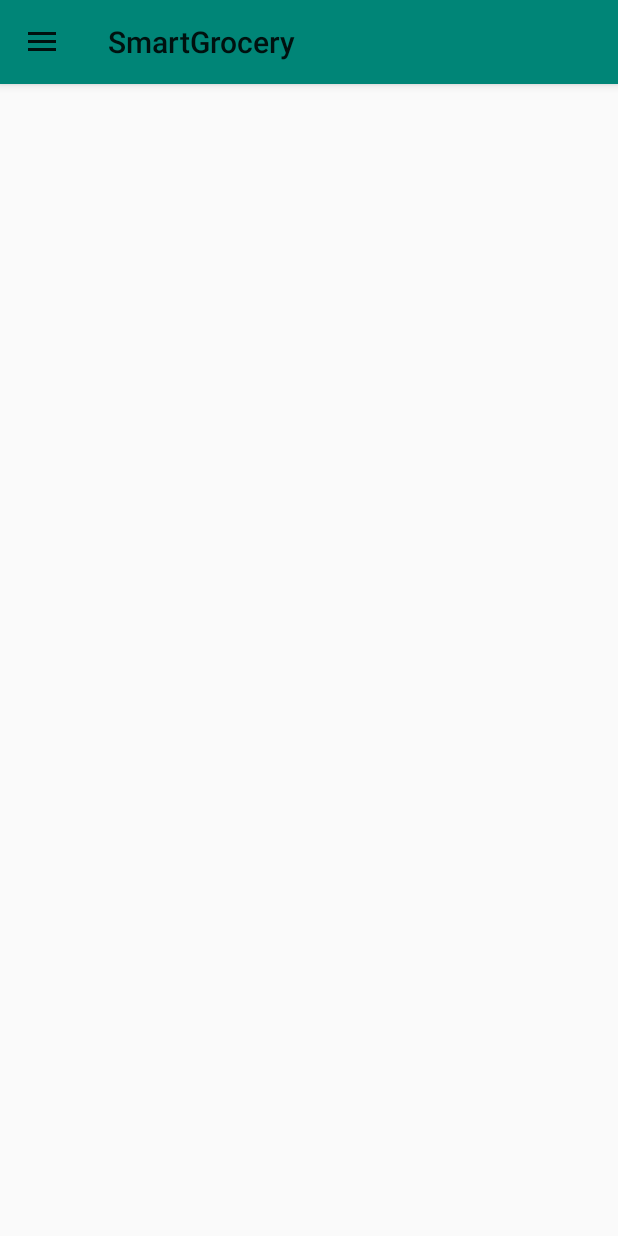
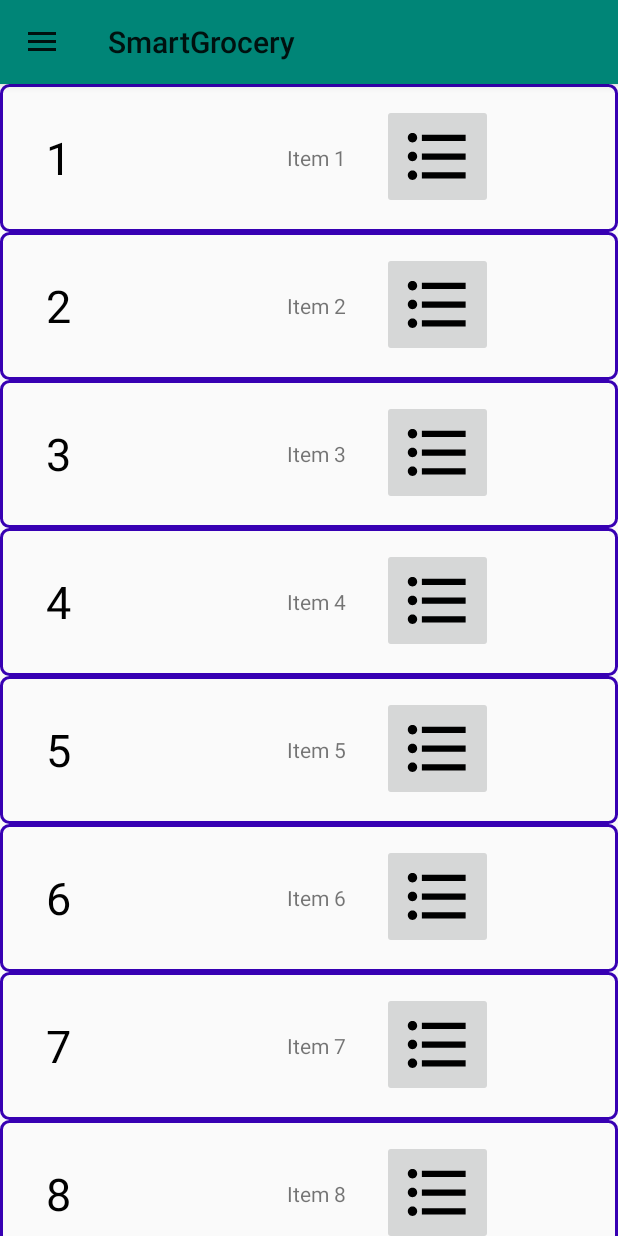
Before and after one commit to timonBusch/smartgrocery, an Android app: the MainActivity screen opened directly, with no data from a screen before it, in the side drawer, after a tap on "Lists", on a phone screen of 412 x 824 dp. Run offline under Robolectric (Android 15) with nearby library versions, the phone set to English and light mode, and no system bars.

Commit message:
Implemented recycler view without click

```diff
--- a/app/build.gradle
+++ b/app/build.gradle
@@ -39,4 +39,5 @@ dependencies {
     implementation 'com.android.support:design:28.0.0'
     implementation "androidx.recyclerview:recyclerview:1.1.0"
     implementation "androidx.recyclerview:recyclerview-selection:1.1.0-beta01"
+    implementation 'androidx.legacy:legacy-support-v4:1.0.0'
 }
--- a/app/src/main/java/com/example/smartgrocery/ListsFragment.kt
+++ /dev/null
@@ -1,75 +0,0 @@
-package com.example.smartgrocery
-
-import android.os.Bundle
-import android.view.LayoutInflater
-import android.view.View
-import android.view.ViewGroup
-import androidx.fragment.app.Fragment
-import androidx.recyclerview.widget.LinearLayoutManager
-import androidx.recyclerview.widget.RecyclerView
-import com.example.smartgrocery.adapter.CustomAdapter
-
-class ListsFragment : Fragment() {
-
-    private lateinit var currentLayoutManagerType: LayoutManagerType
-    private lateinit var recyclerView: RecyclerView
-    private lateinit var layoutManager: RecyclerView.LayoutManager
-    private lateinit var dataset: Array<String>
-
-    enum class LayoutManagerType {  LINEAR_LAYOUT_MANAGER }
-
-    override fun onCreate(savedInstanceState: Bundle?) {
-        super.onCreate(savedInstanceState)
-
-        initDataset()
-
-    }
-
-    override fun onCreateView(
-        inflater: LayoutInflater,
-        container: ViewGroup?,
-        savedInstanceState: Bundle?
-    ): View? {
-        val rootView = inflater.inflate(R.layout.frament_lists, container, false)
-
-        recyclerView = rootView.findViewById(R.id.recyclerView)
-
-        layoutManager = LinearLayoutManager(activity)
-
-        currentLayoutManagerType = LayoutManagerType.LINEAR_LAYOUT_MANAGER
-
-        if (savedInstanceState != null) {
-            // Restore saved layout manager type.
-            currentLayoutManagerType = savedInstanceState
-                .getSerializable(KEY_LAYOUT_MANAGER) as LayoutManagerType
-        }
-
-        // Set CustomAdapter as the adapter for RecyclerView.
-        recyclerView.adapter = CustomAdapter(dataset)
-
-        ListsFragment.LayoutManagerType.LINEAR_LAYOUT_MANAGER
-        layoutManager = LinearLayoutManager(activity)
-        currentLayoutManagerType = LayoutManagerType.LINEAR_LAYOUT_MANAGER
-
-
-        return rootView
-    }
-
-    override fun onSaveInstanceState(savedInstanceState: Bundle) {
-
-        // Save currently selected layout manager.
-        savedInstanceState.putSerializable(KEY_LAYOUT_MANAGER, currentLayoutManagerType)
-        super.onSaveInstanceState(savedInstanceState)
-    }
-
-    private fun initDataset() {
-        dataset = Array(DATASET_COUNT, {i -> "This is element # $i"})
-    }
-
-    companion object {
-        private val TAG = "RecyclerViewFragment"
-        private val KEY_LAYOUT_MANAGER = "layoutManager"
-        private val SPAN_COUNT = 2
-        private val DATASET_COUNT = 60
-    }
-}
--- a/app/src/main/java/com/example/smartgrocery/MainActivity.kt
+++ b/app/src/main/java/com/example/smartgrocery/MainActivity.kt
@@ -7,10 +7,13 @@ import androidx.appcompat.app.ActionBarDrawerToggle
 import androidx.appcompat.widget.Toolbar
 import androidx.core.view.GravityCompat
 import androidx.drawerlayout.widget.DrawerLayout
+import com.example.smartgrocery.grocery_list_recyclerview.ItemFragment
+import com.example.smartgrocery.dummy.DummyContent
 import com.google.android.material.navigation.NavigationView
 
 
-class MainActivity : AppCompatActivity(), NavigationView.OnNavigationItemSelectedListener {
+class MainActivity : AppCompatActivity(), NavigationView.OnNavigationItemSelectedListener,
+    ItemFragment.OnListFragmentInteractionListener {
 
     private lateinit var drawerLayout: DrawerLayout
 
@@ -64,7 +67,7 @@ class MainActivity : AppCompatActivity(), NavigationView.OnNavigationItemSelecte
             }
             R.id.nav_lists -> {
                 supportFragmentManager.beginTransaction()
-                    .replace(R.id.fragment_container, ListsFragment())
+                    .replace(R.id.fragment_container, ItemFragment())
                     .commit()
             }
             R.id.nav_contacts -> {
@@ -89,7 +92,9 @@ class MainActivity : AppCompatActivity(), NavigationView.OnNavigationItemSelecte
 
     }
 
-
+    override fun onListFragmentInteraction(item: DummyContent.DummyItem?) {
+        TODO("not implemented") //To change body of created functions use File | Settings | File Templates.
+    }
 
 
 }
--- a/app/src/main/java/com/example/smartgrocery/adapter/CustomAdapter.kt
+++ /dev/null
@@ -1,72 +0,0 @@
-/*
-* Copyright (C) 2014 The Android Open Source Project
-*
-* Licensed under the Apache License, Version 2.0 (the "License");
-* you may not use this file except in compliance with the License.
-* You may obtain a copy of the License at
-*
-*      http://www.apache.org/licenses/LICENSE-2.0
-*
-* Unless required by applicable law or agreed to in writing, software
-* distributed under the License is distributed on an "AS IS" BASIS,
-* WITHOUT WARRANTIES OR CONDITIONS OF ANY KIND, either express or implied.
-* See the License for the specific language governing permissions and
-* limitations under the License.
-*/
-
-package com.example.smartgrocery.adapter
-
-
-import android.view.LayoutInflater
-import android.view.View
-import android.view.ViewGroup
-import android.widget.TextView
-import androidx.recyclerview.widget.RecyclerView
-import com.example.smartgrocery.R
-
-/**
- * Provide views to RecyclerView with data from dataSet.
- *
- * Initialize the dataset of the Adapter.
- *
- * @param dataSet String[] containing the data to populate views to be used by RecyclerView.
- */
-class CustomAdapter(private val dataSet: Array<String>) :
-    RecyclerView.Adapter<CustomAdapter.ViewHolder>() {
-
-    /**
-     * Provide a reference to the type of views that you are using (custom ViewHolder)
-     */
-    class ViewHolder(v: View) : RecyclerView.ViewHolder(v) {
-        val textView: TextView
-
-        init {
-            // Define click listener for the ViewHolder's View.
-            textView = v.findViewById(R.id.list_name)
-        }
-    }
-
-    // Create new views (invoked by the layout manager)
-    override fun onCreateViewHolder(viewGroup: ViewGroup, viewType: Int): ViewHolder {
-        // Create a new view.
-        val v = LayoutInflater.from(viewGroup.context)
-            .inflate(R.layout.layout_list_item, viewGroup, false)
-
-        return ViewHolder(v)
-    }
-
-    // Replace the contents of a view (invoked by the layout manager)
-    override fun onBindViewHolder(viewHolder: ViewHolder, position: Int) {
-
-        // Get element from your dataset at this position and replace the contents of the view
-        // with that element
-        viewHolder.textView.text = dataSet[position]
-    }
-
-    // Return the size of your dataset (invoked by the layout manager)
-    override fun getItemCount() = dataSet.size
-
-    companion object {
-        private val TAG = "CustomAdapter"
-    }
-}
--- /dev/null
+++ b/app/src/main/java/com/example/smartgrocery/grocery_list_recyclerview/ItemFragment.kt
@@ -0,0 +1,100 @@
+package com.example.smartgrocery.grocery_list_recyclerview
+
+import android.content.Context
+import android.os.Bundle
+import androidx.fragment.app.Fragment
+import androidx.recyclerview.widget.GridLayoutManager
+import androidx.recyclerview.widget.LinearLayoutManager
+import androidx.recyclerview.widget.RecyclerView
+import android.view.LayoutInflater
+import android.view.View
+import android.view.ViewGroup
+import com.example.smartgrocery.R
+
+import com.example.smartgrocery.dummy.DummyContent
+import com.example.smartgrocery.dummy.DummyContent.DummyItem
+
+/**
+ * A fragment representing a list of Items.
+ * Activities containing this fragment MUST implement the
+ * [ItemFragment.OnListFragmentInteractionListener] interface.
+ */
+class ItemFragment : Fragment() {
+
+    // TODO: Customize parameters
+    private var columnCount = 1
+
+    private var listener: OnListFragmentInteractionListener? = null
+
+    override fun onCreate(savedInstanceState: Bundle?) {
+        super.onCreate(savedInstanceState)
+
+        arguments?.let {
+            columnCount = it.getInt(ARG_COLUMN_COUNT)
+        }
+    }
+
+    override fun onCreateView(
+        inflater: LayoutInflater, container: ViewGroup?,
+        savedInstanceState: Bundle?
+    ): View? {
+        val view = inflater.inflate(R.layout.fragment_item_list, container, false)
+
+        // Set the adapter
+        if (view is RecyclerView) {
+            with(view) {
+                layoutManager = when {
+                    columnCount <= 1 -> LinearLayoutManager(context)
+                    else -> GridLayoutManager(context, columnCount)
+                }
+                adapter = MyItemRecyclerViewAdapterTest(DummyContent.ITEMS, listener)
+            }
+        }
+        return view
+    }
+
+    override fun onAttach(context: Context) {
+        super.onAttach(context)
+        if (context is OnListFragmentInteractionListener) {
+            listener = context
+        } else {
+            throw RuntimeException(context.toString() + " must implement OnListFragmentInteractionListener")
+        }
+    }
+
+    override fun onDetach() {
+        super.onDetach()
+        listener = null
+    }
+
+    /**
+     * This interface must be implemented by activities that contain this
+     * fragment to allow an interaction in this fragment to be communicated
+     * to the activity and potentially other fragments contained in that
+     * activity.
+     *
+     *
+     * See the Android Training lesson
+     * [Communicating with Other Fragments](http://developer.android.com/training/basics/fragments/communicating.html)
+     * for more information.
+     */
+    interface OnListFragmentInteractionListener {
+        // TODO: Update argument type and name
+        fun onListFragmentInteraction(item: DummyItem?)
+    }
+
+    companion object {
+
+        // TODO: Customize parameter argument names
+        const val ARG_COLUMN_COUNT = "column-count"
+
+        // TODO: Customize parameter initialization
+        @JvmStatic
+        fun newInstance(columnCount: Int) =
+            ItemFragment().apply {
+                arguments = Bundle().apply {
+                    putInt(ARG_COLUMN_COUNT, columnCount)
+                }
+            }
+    }
+}
--- /dev/null
+++ b/app/src/main/java/com/example/smartgrocery/grocery_list_recyclerview/MyItemRecyclerViewAdapterTest.kt
@@ -0,0 +1,64 @@
+package com.example.smartgrocery.grocery_list_recyclerview
+
+import androidx.recyclerview.widget.RecyclerView
+import android.view.LayoutInflater
+import android.view.View
+import android.view.ViewGroup
+import android.widget.TextView
+import com.example.smartgrocery.R
+
+
+import com.example.smartgrocery.grocery_list_recyclerview.ItemFragment.OnListFragmentInteractionListener
+import com.example.smartgrocery.dummy.DummyContent.DummyItem
+
+import kotlinx.android.synthetic.main.layout_list_item.view.*
+
+/**
+ * [RecyclerView.Adapter] that can display a [DummyItem] and makes a call to the
+ * specified [OnListFragmentInteractionListener].
+ * TODO: Replace the implementation with code for your data type.
+ */
+class MyItemRecyclerViewAdapterTest(
+    private val mValues: List<DummyItem>,
+    private val mListener: OnListFragmentInteractionListener?
+) : RecyclerView.Adapter<MyItemRecyclerViewAdapterTest.ViewHolder>() {
+
+    private val mOnClickListener: View.OnClickListener
+
+    init {
+        mOnClickListener = View.OnClickListener { v ->
+            val item = v.tag as DummyItem
+            // Notify the active callbacks interface (the activity, if the fragment is attached to
+            // one) that an item has been selected.
+            mListener?.onListFragmentInteraction(item)
+        }
+    }
+
+    override fun onCreateViewHolder(parent: ViewGroup, viewType: Int): ViewHolder {
+        val view = LayoutInflater.from(parent.context)
+            .inflate(R.layout.layout_list_item, parent, false)
+        return ViewHolder(view)
+    }
+
+    override fun onBindViewHolder(holder: ViewHolder, position: Int) {
+        val item = mValues[position]
+        holder.mIdView.text = item.id
+        holder.mContentView.text = item.content
+
+        with(holder.mView) {
+            tag = item
+            setOnClickListener(mOnClickListener)
+        }
+    }
+
+    override fun getItemCount(): Int = mValues.size
+
+    inner class ViewHolder(val mView: View) : RecyclerView.ViewHolder(mView) {
+        val mIdView: TextView = mView.list_name
+        val mContentView: TextView = mView.test_view
+
+        override fun toString(): String {
+            return super.toString() + " '" + mContentView.text + "'"
+        }
+    }
+}
--- /dev/null
+++ b/app/src/main/res/layout/fragment_item_list.xml
@@ -0,0 +1,11 @@
+<?xml version="1.0" encoding="utf-8"?>
+<androidx.recyclerview.widget.RecyclerView xmlns:android="http://schemas.android.com/apk/res/android"
+    xmlns:app="http://schemas.android.com/apk/res-auto"
+    xmlns:tools="http://schemas.android.com/tools"
+    android:id="@+id/list"
+    android:name="com.example.smartgrocery.test.ItemFragment"
+    android:layout_width="match_parent"
+    android:layout_height="match_parent"
+    app:layoutManager="LinearLayoutManager"
+    tools:context=".grocery_list_recyclerview.ItemFragment"
+    tools:listitem="@layout/layout_list_item" />
--- a/app/src/main/res/layout/frament_lists.xml
+++ /dev/null
@@ -1,12 +0,0 @@
-<?xml version="1.0" encoding="utf-8"?>
-<LinearLayout xmlns:android="http://schemas.android.com/apk/res/android"
-    android:layout_width="match_parent"
-    android:layout_height="match_parent"
-    android:orientation="vertical">
-
-
-    <androidx.recyclerview.widget.RecyclerView
-        android:id="@+id/recyclerView"
-        android:layout_width="wrap_content"
-        android:layout_height="wrap_content"/>
-</LinearLayout>
--- a/app/src/main/res/layout/layout_list_item.xml
+++ b/app/src/main/res/layout/layout_list_item.xml
@@ -14,13 +14,14 @@
         android:layout_alignParentStart="true"
         android:layout_alignParentLeft="true"
         android:layout_centerVertical="true"
-        android:layout_marginStart="47dp"
-        android:layout_marginLeft="47dp"
-        android:layout_marginEnd="134dp"
-        android:layout_marginRight="134dp"
-        android:layout_toStartOf="@+id/imageButton3"
-        android:layout_toLeftOf="@+id/imageButton3"
+        android:layout_marginStart="15dp"
+        android:layout_marginLeft="15dp"
+        android:layout_marginEnd="50dp"
+        android:layout_marginRight="98dp"
+        android:layout_toStartOf="@+id/test_view"
+        android:layout_toLeftOf="@+id/test_view"
         android:text="Text"
+        android:textAppearance="@style/TextAppearance.AppCompat.Display2"
         android:textColor="#000"
         android:textSize="30sp" />
 
@@ -37,5 +38,16 @@
         android:scaleType="fitCenter"
         app:srcCompat="@drawable/ic_format_list_bulleted_black_24dp" />
 
+    <TextView
+        android:id="@+id/test_view"
+        android:layout_width="wrap_content"
+        android:layout_height="wrap_content"
+        android:layout_centerVertical="true"
+        android:layout_marginEnd="24dp"
+        android:layout_marginRight="24dp"
+        android:layout_toStartOf="@+id/imageButton3"
+        android:layout_toLeftOf="@+id/imageButton3"
+        android:text="TextView" />
+
 
 </RelativeLayout>
--- /dev/null
+++ b/app/src/main/res/values/dimens.xml
@@ -0,0 +1,4 @@
+<?xml version="1.0" encoding="utf-8"?>
+<resources>
+    <dimen name="text_margin">16dp</dimen>
+</resources>
```
Also changed, not shown: app/src/main/java/com/example/smartgrocery/dummy/DummyContent.kt (added, +63 -0 lines).
